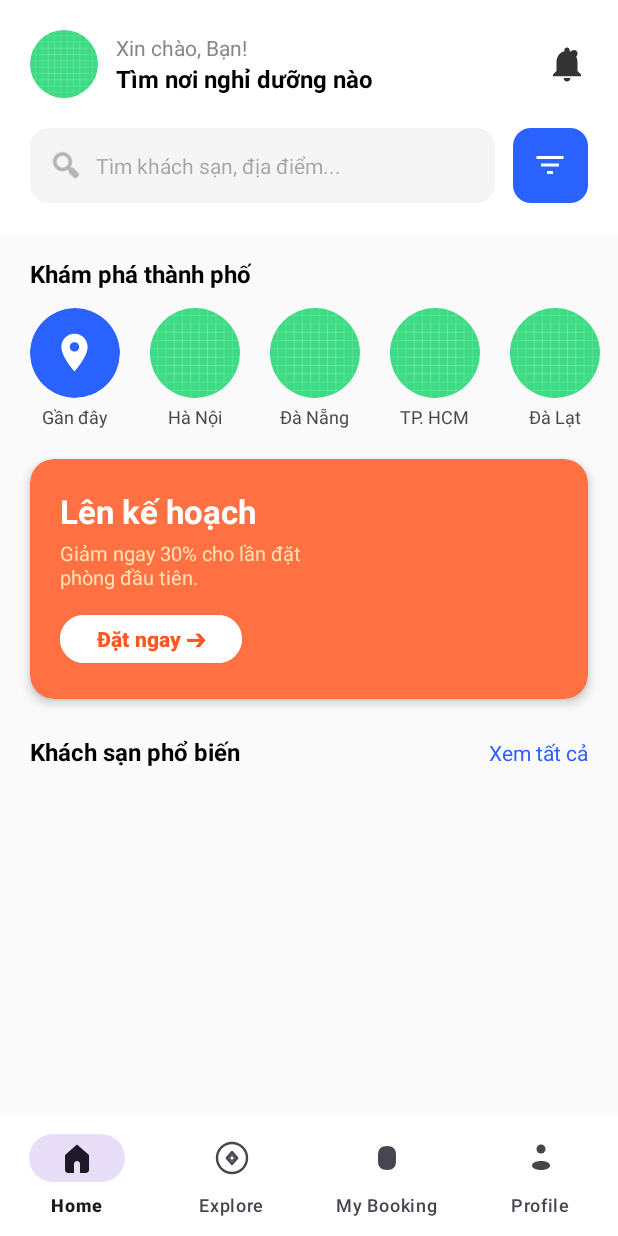
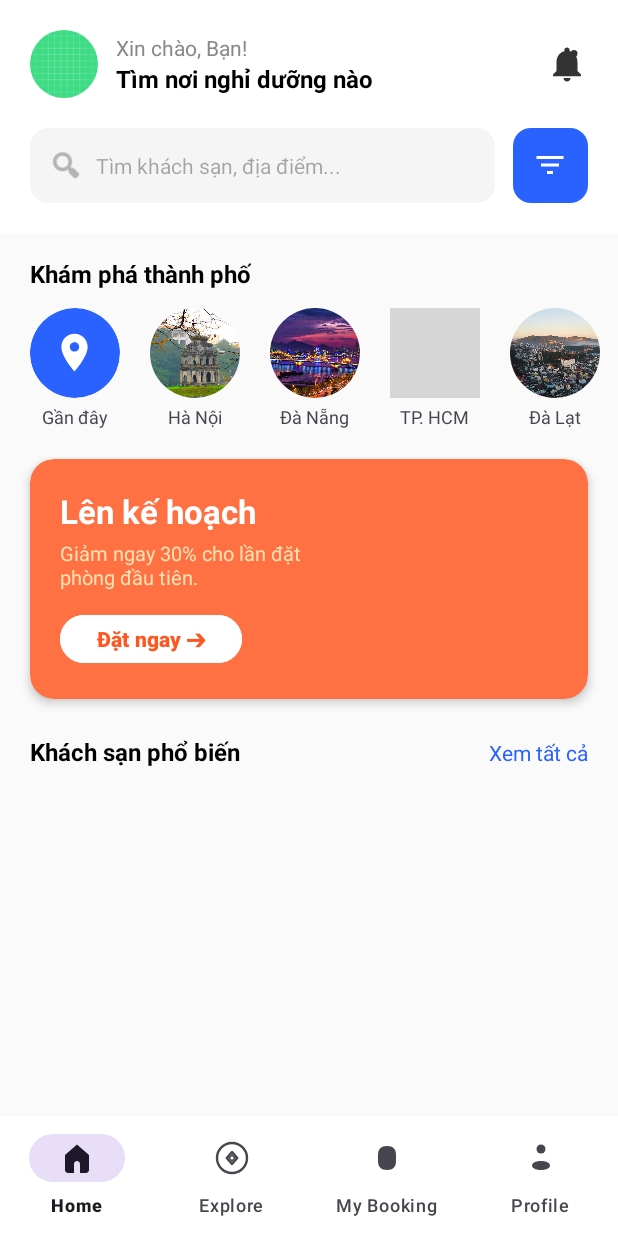
Before and after one commit to tduongg1112/Mobile_Hotel_Booking_App, an Android app: the HomeFragment screen opened directly, with no data from a screen before it, after a tap on "Gần đây", on a phone screen of 412 x 824 dp. Run offline under Robolectric (Android 15) with nearby library versions, the phone set to English and light mode, and no system bars; our stand-ins replace Firebase (no records; nobody signed in at launch, a user with empty details on screens opened directly); pictures from the network do not load; grey boxes are pictures that could not be loaded.

Commit message:
Update them anh location

```diff
--- a/app/src/main/java/com/example/hotelbookingapp/fragments/HomeFragment.java
+++ b/app/src/main/java/com/example/hotelbookingapp/fragments/HomeFragment.java
@@ -51,6 +51,7 @@ public class HomeFragment extends Fragment {
     private List<Hotel> originalHotelList;
     private ImageView imgAvatar;
     private TextView tvGreeting;
+    private ImageView imgHanoi, imgDanang, imgHCM, imgDaLat, imgVungTau;
 
     // --- KHAI BÁO CÁC NÚT ĐỊA ĐIỂM ---
     private LinearLayout layoutNearMe, layoutHanoi, layoutDanang, layoutHCM, layoutDaLat, layoutVungTau;
@@ -78,6 +79,18 @@ public class HomeFragment extends Fragment {
         layoutHCM = view.findViewById(R.id.layoutHCM);
         layoutDaLat = view.findViewById(R.id.layoutDaLat);
         layoutVungTau = view.findViewById(R.id.layoutVungTau);
+
+        imgHanoi = view.findViewById(R.id.imgHanoi);
+        imgDanang = view.findViewById(R.id.imgDanang);
+        imgHCM = view.findViewById(R.id.imgHCM);
+        imgDaLat = view.findViewById(R.id.imgDaLat);
+        imgVungTau = view.findViewById(R.id.imgVungTau);
+
+        if (imgHanoi != null) imgHanoi.setImageResource(R.drawable.hanoi);
+        if (imgDanang != null) imgDanang.setImageResource(R.drawable.danang);
+        if (imgHCM != null) imgHCM.setImageResource(R.drawable.hochiminh);
+        if (imgDaLat != null) imgDaLat.setImageResource(R.drawable.dalat);
+        if (imgVungTau != null) imgVungTau.setImageResource(R.drawable.vungtau);
 
         setupRecyclerView();
         loadDefaultHotels();
@@ -116,18 +129,22 @@ public class HomeFragment extends Fragment {
 
     // LOGIC CLICK ĐỊA ĐIỂM
     private void setupCityClickListeners() {
-        if (layoutHanoi != null) layoutHanoi.setOnClickListener(v -> { etLocation.setText("Hà Nội"); performLocalSearch("Hà Nội"); });
-        if (layoutDanang != null) layoutDanang.setOnClickListener(v -> { etLocation.setText("Đà Nẵng"); performLocalSearch("Đà Nẵng"); });
-        if (layoutHCM != null) layoutHCM.setOnClickListener(v -> { etLocation.setText("Hồ Chí Minh"); performLocalSearch("Hồ Chí Minh"); });
-        if (layoutDaLat != null) layoutDaLat.setOnClickListener(v -> { etLocation.setText("Đà Lạt"); performLocalSearch("Đà Lạt"); });
-        if (layoutVungTau != null) layoutVungTau.setOnClickListener(v -> { etLocation.setText("Vũng Tàu"); performLocalSearch("Vũng Tàu"); });
+        if (layoutHanoi != null) layoutHanoi.setOnClickListener(v -> filterHotelsByCity("Hà Nội"));
+        if (layoutDanang != null) layoutDanang.setOnClickListener(v -> filterHotelsByCity("Đà Nẵng"));
+        if (layoutHCM != null) layoutHCM.setOnClickListener(v -> filterHotelsByCity("Hồ Chí Minh"));
+        if (layoutDaLat != null) layoutDaLat.setOnClickListener(v -> filterHotelsByCity("Đà Lạt"));
+        if (layoutVungTau != null) layoutVungTau.setOnClickListener(v -> filterHotelsByCity("Vũng Tàu"));
 
         // Nút Gần đây hiện tại đóng vai trò Reset (Show All)
         if (layoutNearMe != null) layoutNearMe.setOnClickListener(v -> {
-            etLocation.setText("");
-            performLocalSearch("");
+            filterHotelsByCity("");
             Toast.makeText(getContext(), "Đang hiển thị tất cả khách sạn", Toast.LENGTH_SHORT).show();
         });
+    }
+
+    private void filterHotelsByCity(String cityName) {
+        etLocation.setText(cityName);
+        performLocalSearch(cityName);
     }
 
     @Override
--- a/app/src/main/res/layout/fragment_home.xml
+++ b/app/src/main/res/layout/fragment_home.xml
@@ -153,35 +153,60 @@
 
                 <LinearLayout android:id="@+id/layoutHanoi" android:layout_width="wrap_content" android:layout_height="wrap_content" android:orientation="vertical" android:gravity="center" android:layout_marginEnd="20dp" android:clickable="true" android:focusable="true" android:background="?attr/selectableItemBackground">
                     <androidx.cardview.widget.CardView android:layout_width="60dp" android:layout_height="60dp" app:cardCornerRadius="30dp" app:cardElevation="0dp">
-                        <ImageView android:layout_width="match_parent" android:layout_height="match_parent" android:scaleType="centerCrop" android:src="@drawable/ic_launcher_background" />
+                                            <ImageView
+                                                android:id="@+id/imgHanoi"
+                                                android:layout_width="match_parent"
+                                                android:layout_height="match_parent"
+                                                android:scaleType="centerCrop"
+                                                android:src="@drawable/ic_launcher_background" />
                     </androidx.cardview.widget.CardView>
                     <TextView android:layout_width="wrap_content" android:layout_height="wrap_content" android:text="Hà Nội" android:textSize="12sp" android:layout_marginTop="4dp"/>
                 </LinearLayout>
 
                 <LinearLayout android:id="@+id/layoutDanang" android:layout_width="wrap_content" android:layout_height="wrap_content" android:orientation="vertical" android:gravity="center" android:layout_marginEnd="20dp" android:clickable="true" android:focusable="true" android:background="?attr/selectableItemBackground">
                     <androidx.cardview.widget.CardView android:layout_width="60dp" android:layout_height="60dp" app:cardCornerRadius="30dp" app:cardElevation="0dp">
-                        <ImageView android:layout_width="match_parent" android:layout_height="match_parent" android:scaleType="centerCrop" android:src="@drawable/ic_launcher_background" />
+                                            <ImageView
+                                                android:id="@+id/imgDanang"
+                                                android:layout_width="match_parent"
+                                                android:layout_height="match_parent"
+                                                android:scaleType="centerCrop"
+                                                android:src="@drawable/ic_launcher_background" />
                     </androidx.cardview.widget.CardView>
                     <TextView android:layout_width="wrap_content" android:layout_height="wrap_content" android:text="Đà Nẵng" android:textSize="12sp" android:layout_marginTop="4dp"/>
                 </LinearLayout>
 
                 <LinearLayout android:id="@+id/layoutHCM" android:layout_width="wrap_content" android:layout_height="wrap_content" android:orientation="vertical" android:gravity="center" android:layout_marginEnd="20dp" android:clickable="true" android:focusable="true" android:background="?attr/selectableItemBackground">
                     <androidx.cardview.widget.CardView android:layout_width="60dp" android:layout_height="60dp" app:cardCornerRadius="30dp" app:cardElevation="0dp">
-                        <ImageView android:layout_width="match_parent" android:layout_height="match_parent" android:scaleType="centerCrop" android:src="@drawable/ic_launcher_background" />
+                                            <ImageView
+                                                android:id="@+id/imgHCM"
+                                                android:layout_width="match_parent"
+                                                android:layout_height="match_parent"
+                                                android:scaleType="centerCrop"
+                                                android:src="@drawable/ic_launcher_background" />
                     </androidx.cardview.widget.CardView>
                     <TextView android:layout_width="wrap_content" android:layout_height="wrap_content" android:text="TP. HCM" android:textSize="12sp" android:layout_marginTop="4dp"/>
                 </LinearLayout>
 
                 <LinearLayout android:id="@+id/layoutDaLat" android:layout_width="wrap_content" android:layout_height="wrap_content" android:orientation="vertical" android:gravity="center" android:layout_marginEnd="20dp" android:clickable="true" android:focusable="true" android:background="?attr/selectableItemBackground">
                     <androidx.cardview.widget.CardView android:layout_width="60dp" android:layout_height="60dp" app:cardCornerRadius="30dp" app:cardElevation="0dp">
-                        <ImageView android:layout_width="match_parent" android:layout_height="match_parent" android:scaleType="centerCrop" android:src="@drawable/ic_launcher_background" />
+                                            <ImageView
+                                                android:id="@+id/imgDaLat"
+                                                android:layout_width="match_parent"
+                                                android:layout_height="match_parent"
+                                                android:scaleType="centerCrop"
+                                                android:src="@drawable/ic_launcher_background" />
                     </androidx.cardview.widget.CardView>
                     <TextView android:layout_width="wrap_content" android:layout_height="wrap_content" android:text="Đà Lạt" android:textSize="12sp" android:layout_marginTop="4dp"/>
                 </LinearLayout>
 
                 <LinearLayout android:id="@+id/layoutVungTau" android:layout_width="wrap_content" android:layout_height="wrap_content" android:orientation="vertical" android:gravity="center" android:layout_marginEnd="20dp" android:clickable="true" android:focusable="true" android:background="?attr/selectableItemBackground">
                     <androidx.cardview.widget.CardView android:layout_width="60dp" android:layout_height="60dp" app:cardCornerRadius="30dp" app:cardElevation="0dp">
-                        <ImageView android:layout_width="match_parent" android:layout_height="match_parent" android:scaleType="centerCrop" android:src="@drawable/ic_launcher_background" />
+                                            <ImageView
+                                                android:id="@+id/imgVungTau"
+                                                android:layout_width="match_parent"
+                                                android:layout_height="match_parent"
+                                                android:scaleType="centerCrop"
+                                                android:src="@drawable/ic_launcher_background" />
                     </androidx.cardview.widget.CardView>
                     <TextView android:layout_width="wrap_content" android:layout_height="wrap_content" android:text="Vũng Tàu" android:textSize="12sp" android:layout_marginTop="4dp"/>
                 </LinearLayout>
```
Also changed, not shown: app/src/main/res/drawable/dalat.jpg (added), app/src/main/res/drawable/danang.jpg (added), app/src/main/res/drawable/hanoi.jpg (added), app/src/main/res/drawable/vungtau.jpeg (added), 1 other file.
